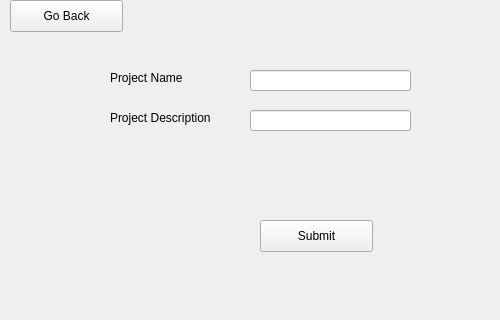
Qt form gui/project/create_project.ui (karthikdivakaran/reli_engine) before a commit; both pictures show x 0 to 500 and y 0 to 320 of the 802 by 600 pixel window.
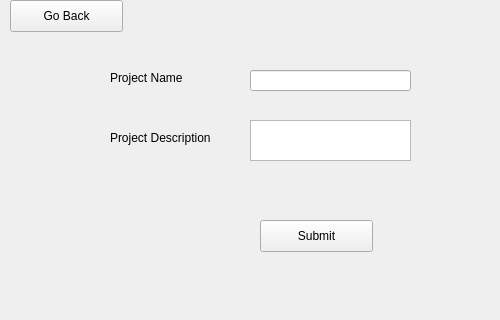
The same form after that commit.

```diff
--- a/gui/project/create_project.ui
+++ b/gui/project/create_project.ui
@@ -56,7 +56,7 @@
    <property name="geometry">
     <rect>
      <x>110</x>
-     <y>110</y>
+     <y>130</y>
      <width>131</width>
      <height>16</height>
     </rect>
@@ -65,16 +65,6 @@
     <string>Project Description</string>
    </property>
   </widget>
-  <widget class="QLineEdit" name="description">
-   <property name="geometry">
-    <rect>
-     <x>250</x>
-     <y>110</y>
-     <width>161</width>
-     <height>21</height>
-    </rect>
-   </property>
-  </widget>
   <widget class="QPushButton" name="submitBtn">
    <property name="geometry">
     <rect>
@@ -88,6 +78,16 @@
     <string>Submit</string>
    </property>
   </widget>
+  <widget class="QPlainTextEdit" name="description">
+   <property name="geometry">
+    <rect>
+     <x>250</x>
+     <y>120</y>
+     <width>161</width>
+     <height>41</height>
+    </rect>
+   </property>
+  </widget>
  </widget>
  <resources/>
  <connections/>
```
